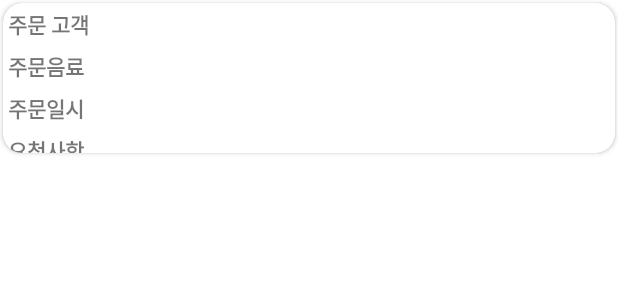
After one commit to Dynamic-people/POS-Code, an Android app: the layout orderlist_items.xml on its own in the app's theme, with its tools: preview values and no code run, on a phone screen of 412 x 824 dp. The commit adds this screen. Shown: the top 300 px of the screen. Run offline under Robolectric (Android 15) with nearby library versions, the phone set to English and light mode, and no system bars.

Commit message:
POS Complete

```diff
--- /dev/null
+++ b/app/src/main/res/layout/orderlist_items.xml
@@ -0,0 +1,53 @@
+<?xml version="1.0" encoding="utf-8"?>
+<androidx.cardview.widget.CardView xmlns:android="http://schemas.android.com/apk/res/android"
+    xmlns:app="http://schemas.android.com/apk/res-auto"
+    android:layout_width="match_parent"
+    android:layout_height="100dp"
+    android:layout_margin="2dp"
+    app:cardCornerRadius="13dp">
+
+    <LinearLayout
+        android:layout_width="match_parent"
+        android:layout_height="107dp"
+        android:orientation="vertical">
+
+
+        <TextView
+            android:id="@+id/tv_nickname"
+            android:layout_width="wrap_content"
+            android:layout_height="wrap_content"
+            android:layout_margin="3dp"
+            android:text="주문 고객"
+            android:textAlignment="viewStart"
+            android:textStyle="bold" />
+
+        <TextView
+            android:id="@+id/tv_Drink"
+            android:layout_width="wrap_content"
+            android:layout_height="wrap_content"
+            android:layout_margin="3dp"
+            android:text="주문음료"
+            android:textAlignment="viewStart"
+            android:textStyle="bold" />
+
+        <TextView
+            android:id="@+id/tv_OrderTime"
+            android:layout_width="wrap_content"
+            android:layout_height="wrap_content"
+            android:layout_margin="3dp"
+            android:text="주문일시"
+            android:textAlignment="viewStart"
+            android:textStyle="bold" />
+
+        <TextView
+            android:id="@+id/tv_Details"
+            android:layout_width="wrap_content"
+            android:layout_height="wrap_content"
+            android:layout_margin="3dp"
+            android:text="요청사항"
+            android:textAlignment="viewStart"
+            android:textStyle="bold" />
+
+    </LinearLayout>
+
+</androidx.cardview.widget.CardView>
--- a/build.gradle
+++ b/build.gradle
@@ -6,6 +6,7 @@ buildscript {
     }
     dependencies {
         classpath "com.android.tools.build:gradle:4.1.2"
+        classpath 'com.google.gms:google-services:4.3.8'
 
         // NOTE: Do not place your application dependencies here; they belong
         // in the individual module build.gradle files
@@ -16,6 +17,8 @@ allprojects {
     repositories {
         google()
         jcenter()
+        maven {url 'https://devrepo.kakao.com/nexus/content/groups/public/'}
+
     }
 }
 
```
Also changed, not shown: app/build.gradle (+10 -0 lines), app/src/main/AndroidManifest.xml (+13 -0 lines), app/src/main/java/com/smpexample/pos/CustomListView.java (+54 -44 lines), app/src/main/java/com/smpexample/pos/OrderDetailsActivity.java (+72 -28 lines), app/src/main/res/layout/activity_order_details.xml (+12 -19 lines).
